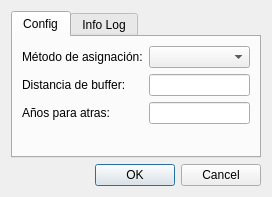
Qt form core/ui/toolbars/assetmanage/assignation.ui (bgeo-gis/gw_assetmanage_plugin) before a commit.
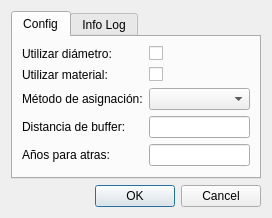
The same form after that commit.

What changed in the file:
```diff
--- a/core/ui/toolbars/assetmanage/assignation.ui
+++ b/core/ui/toolbars/assetmanage/assignation.ui
@@ -37,37 +37,37 @@
        <string>Config</string>
       </attribute>
       <layout class="QGridLayout" name="gridLayout_2">
-       <item row="0" column="0">
+       <item row="5" column="1">
+        <widget class="QLineEdit" name="txt_years"/>
+       </item>
+       <item row="3" column="0">
         <widget class="QLabel" name="lbl_method">
          <property name="text">
           <string>Método de asignación:</string>
          </property>
         </widget>
        </item>
-       <item row="2" column="1">
-        <widget class="QLineEdit" name="txt_years"/>
+       <item row="3" column="1">
+        <widget class="QComboBox" name="cmb_method"/>
        </item>
-       <item row="1" column="1">
-        <widget class="QLineEdit" name="txt_buffer"/>
-       </item>
-       <item row="2" column="0">
+       <item row="5" column="0">
         <widget class="QLabel" name="lbl_years">
          <property name="text">
           <string>Años para atras:</string>
          </property>
         </widget>
        </item>
-       <item row="1" column="0">
+       <item row="4" column="0">
         <widget class="QLabel" name="lbl_buffer">
          <property name="text">
           <string>Distancia de buffer:</string>
          </property>
         </widget>
        </item>
-       <item row="0" column="1">
-        <widget class="QComboBox" name="cmb_method"/>
+       <item row="4" column="1">
+        <widget class="QLineEdit" name="txt_buffer"/>
        </item>
-       <item row="3" column="0">
+       <item row="6" column="0">
         <spacer name="verticalSpacer">
          <property name="orientation">
           <enum>Qt::Vertical</enum>
@@ -80,6 +80,37 @@
          </property>
         </spacer>
        </item>
+       <item row="0" column="1">
+        <widget class="QCheckBox" name="chk_diameter">
+         <property name="text">
+          <string/>
+         </property>
+        </widget>
+       </item>
+       <item row="1" column="1">
+        <widget class="QCheckBox" name="chk_material">
+         <property name="text">
+          <string/>
+         </property>
+        </widget>
+       </item>
+       <item row="0" column="0">
+        <widget class="QLabel" name="lbl_diameter">
+         <property name="text">
+          <string>Utilizar diámetro:</string>
+         </property>
+        </widget>
+       </item>
+       <item row="1" column="0">
+        <widget class="QLabel" name="lbl_material">
+         <property name="enabled">
+          <bool>true</bool>
+         </property>
+         <property name="text">
+          <string>Utilizar material:</string>
+         </property>
+        </widget>
+       </item>
       </layout>
      </widget>
      <widget class="QWidget" name="tab_infolog">
```
